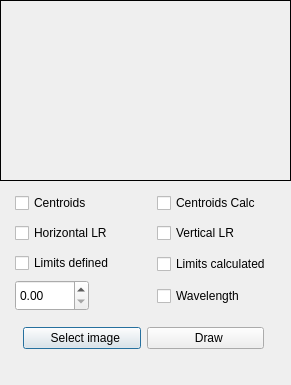
This is selwathtocheck.ui in JairoSalazarV/QtHypCam as Qt 5 draws it before an edit. The edited form follows.
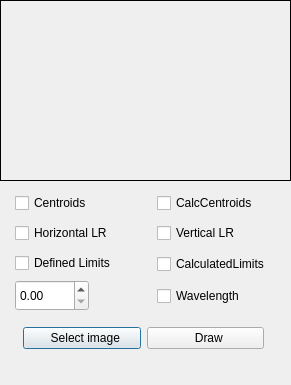
This is the edited form. Icons and pictures are not drawn.

Commit message: Limits was not working and now at least the horizontal limits are ok

```diff
--- a/selwathtocheck.ui
+++ b/selwathtocheck.ui
@@ -127,7 +127,7 @@
     </rect>
    </property>
    <property name="text">
-    <string>Limits defined</string>
+    <string>Defined Limits</string>
    </property>
   </widget>
   <widget class="QCheckBox" name="checkBoxLimitsCalculated">
@@ -140,7 +140,7 @@
     </rect>
    </property>
    <property name="text">
-    <string>Limits calculated</string>
+    <string>CalculatedLimits</string>
    </property>
   </widget>
   <widget class="QDoubleSpinBox" name="douubleSpinWave">
@@ -176,7 +176,7 @@
     </rect>
    </property>
    <property name="text">
-    <string>Centroids Calc</string>
+    <string>CalcCentroids</string>
    </property>
   </widget>
  </widget>
```
The commit also changes 2 other files.
